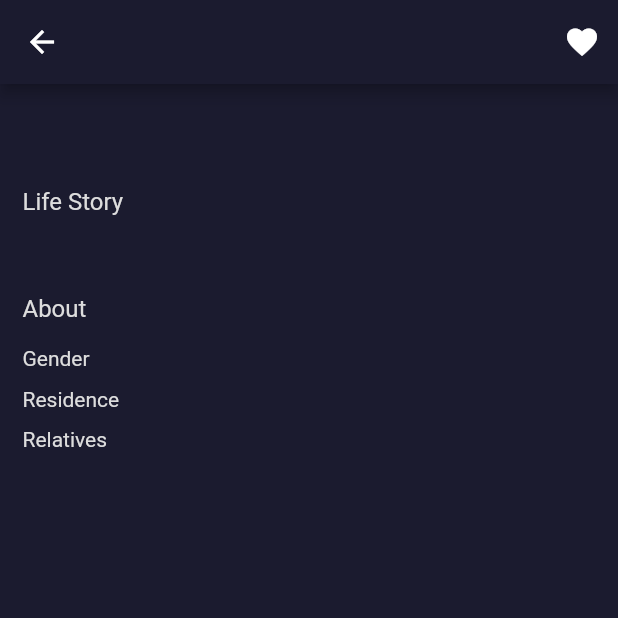
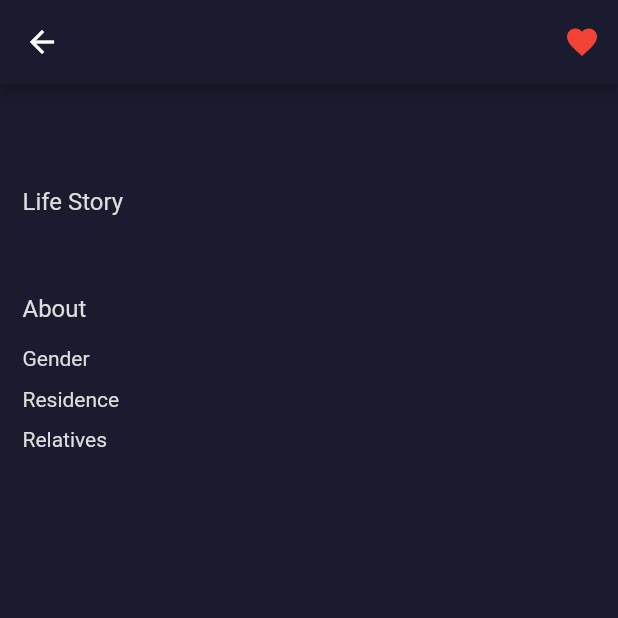
Before and after one commit to amalyulianto/tlk-wiki-flutter, a Flutter app: the CharacterScreen screen opened directly with empty values, after a tap on the "favorite outline" icon, on a phone screen of 412 x 824 dp, the top half of it. Run offline on Flutter 3.47's test engine with Material 2 defaults, Android fonts, the phone set to English and light mode, and no system bars; our stand-ins replace flutter_rating_bar, flutter_spinkit, fluttertoast.

Commit message:
added some comments

```diff
--- a/lib/screens/character_screen.dart
+++ b/lib/screens/character_screen.dart
@@ -11,7 +11,10 @@ class CharacterScreen extends StatefulWidget {
 class _CharacterScreenState extends State<CharacterScreen> {
   @override
   Widget build(BuildContext context) {
+    // Receive data and save it on the args variable
     final CharacterScreenArgs args = ModalRoute.of(context).settings.arguments;
+
+    // Check if the list saved (coming from args) contains the current member (character)
     bool isSaved = args.saved.contains(args.character);
 
     return Scaffold(
@@ -19,6 +22,7 @@ class _CharacterScreenState extends State<CharacterScreen> {
       appBar: AppBar(
         leading: BackButton(
           onPressed: () {
+            // Send daata back to the previous screen
             Navigator.pop(context, args.saved);
           },
         ),
@@ -27,11 +31,12 @@ class _CharacterScreenState extends State<CharacterScreen> {
         ),
         actions: <Widget>[
           IconButton(
-            // color: isSaved ? Colors.red : null,
+            color: isSaved ? Colors.red : null,
             icon: isSaved ? Icon(Icons.favorite) : Icon(Icons.favorite_border),
             onPressed: () {
               setState(
                 () {
+                  // Add and remove data from the args.saved list
                   if (isSaved) {
                     args.saved.remove(args.character);
                   } else {
--- a/lib/screens/favorite_screen.dart
+++ b/lib/screens/favorite_screen.dart
@@ -23,7 +23,7 @@ class FavoriteScreen extends StatelessWidget {
           itemBuilder: (BuildContext context, int index) {
             return GestureDetector(
               onTap: () {
-                // Navigate to the CharacterScreen by passing the selected member from saved list
+                // Navigate to the CharacterScreen by passing the selected member from saved list.
                 Navigator.pushNamed(
                   context,
                   CharacterScreen.id,
--- a/lib/screens/list_screen.dart
+++ b/lib/screens/list_screen.dart
@@ -121,6 +121,7 @@ class _ListScreenState extends State<ListScreen> {
 }
 
 class CharacterScreenArgs {
+  // This class is used to pass aarguments to other screens
   final Character character;
   final List<Character> saved;
   CharacterScreenArgs({this.character, this.saved});
```
